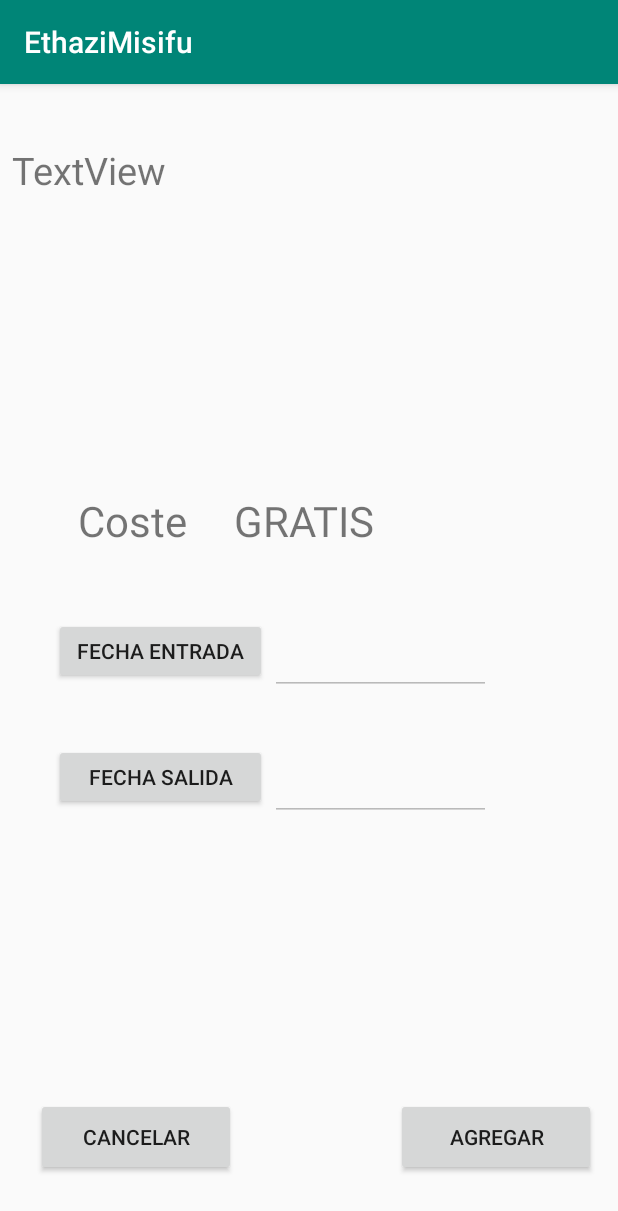
After one commit to UrtziLami/EthaziMisifu, an Android app: the Reserva screen opened directly, with no data from a screen before it, on a phone screen of 412 x 824 dp. The commit adds this screen. Shown: the top 1211 px of the screen. Run offline under Robolectric (Android 15) with nearby library versions, the phone set to English and light mode, and no system bars; network calls fail.

Commit message:
Ventana reserva
Pues eso

```diff
--- a/EthaziMisifu/app/src/main/AndroidManifest.xml
+++ b/EthaziMisifu/app/src/main/AndroidManifest.xml
@@ -15,7 +15,9 @@
         android:supportsRtl="true"
         android:theme="@style/AppTheme"
         android:usesCleartextTraffic="true">
-        <activity android:name=".Lista"></activity>
+        <activity android:name=".Reserva"></activity>
+        <activity android:name=".Registro" />
+        <activity android:name=".Lista" />
         <activity android:name=".LocationComponentActivity" />
         <activity android:name=".Menu" />
         <activity android:name=".MainActivity">
--- /dev/null
+++ b/EthaziMisifu/app/src/main/java/com/example/ethazimisifu/Reserva.java
@@ -0,0 +1,75 @@
+package com.example.ethazimisifu;
+
+import androidx.appcompat.app.AppCompatActivity;
+
+import android.app.DatePickerDialog;
+import android.os.Bundle;
+import android.view.View;
+import android.widget.DatePicker;
+import android.widget.EditText;
+
+import java.util.Calendar;
+
+public class Reserva extends AppCompatActivity {
+
+    private int mYear, mMonth, mDay;
+
+    private EditText txtDate, txtDate2;
+
+    @Override
+    protected void onCreate(Bundle savedInstanceState) {
+        setContentView(R.layout.activity_reserva);
+        super.onCreate(savedInstanceState);
+
+        txtDate = (EditText)findViewById(R.id.etFecha);
+        txtDate.setEnabled(false);
+
+        txtDate2 = (EditText)findViewById(R.id.etFecha2);
+        txtDate2.setEnabled(false);
+    }
+
+    public void abrirCalendar(View v){
+        final Calendar c = Calendar.getInstance();
+        mYear = c.get(Calendar.YEAR);
+        mMonth = c.get(Calendar.MONTH);
+        mDay = c.get(Calendar.DAY_OF_MONTH);
+
+
+        DatePickerDialog datePickerDialog = new DatePickerDialog(this,
+                new DatePickerDialog.OnDateSetListener() {
+
+                    @Override
+                    public void onDateSet(DatePicker view, int year,
+                                          int monthOfYear, int dayOfMonth) {
+
+                        txtDate.setText(dayOfMonth + "-" + (monthOfYear + 1) + "-" + year);
+
+                    }
+                }, mYear, mMonth, mDay);
+        datePickerDialog.getDatePicker().setMinDate(Calendar.getInstance().getTime().getTime());
+        datePickerDialog.show();
+    }
+
+    public void abrirCalendar2(View v){
+        final Calendar c = Calendar.getInstance();
+        mYear = c.get(Calendar.YEAR);
+        mMonth = c.get(Calendar.MONTH);
+        mDay = c.get(Calendar.DAY_OF_MONTH);
+
+
+        DatePickerDialog datePickerDialog = new DatePickerDialog(this,
+                new DatePickerDialog.OnDateSetListener() {
+
+                    @Override
+                    public void onDateSet(DatePicker view, int year,
+                                          int monthOfYear, int dayOfMonth) {
+
+                        txtDate.setText(dayOfMonth + "-" + (monthOfYear + 1) + "-" + year);
+
+                    }
+                }, mYear, mMonth, mDay);
+        datePickerDialog.getDatePicker().setMinDate(Calendar.getInstance().getTime().getTime());
+        datePickerDialog.show();
+    }
+
+}
--- /dev/null
+++ b/EthaziMisifu/app/src/main/res/layout/activity_reserva.xml
@@ -0,0 +1,120 @@
+<?xml version="1.0" encoding="utf-8"?>
+<androidx.constraintlayout.widget.ConstraintLayout xmlns:android="http://schemas.android.com/apk/res/android"
+    xmlns:app="http://schemas.android.com/apk/res-auto"
+    xmlns:tools="http://schemas.android.com/tools"
+    android:layout_width="match_parent"
+    android:layout_height="match_parent"
+    tools:context=".Reserva">
+
+    <Button
+        android:id="@+id/fecha"
+        android:layout_width="142dp"
+        android:layout_height="44dp"
+        android:layout_marginStart="36dp"
+        android:layout_marginTop="440dp"
+        android:onClick="abrirCalendar"
+        android:text="@string/fecha_salida"
+        app:layout_constraintStart_toStartOf="parent"
+        app:layout_constraintTop_toTopOf="parent" />
+
+    <EditText
+        android:id="@+id/etFecha2"
+        android:layout_width="147dp"
+        android:layout_height="51dp"
+        android:layout_marginStart="180dp"
+        android:layout_marginTop="440dp"
+        android:ems="10"
+        android:inputType="textPersonName"
+        app:layout_constraintStart_toStartOf="parent"
+        app:layout_constraintTop_toTopOf="parent" />
+
+    <Button
+        android:id="@+id/button2"
+        android:layout_width="133dp"
+        android:layout_height="52dp"
+        android:layout_marginStart="264dp"
+        android:layout_marginBottom="40dp"
+        android:text="Agregar"
+        app:layout_constraintBottom_toBottomOf="parent"
+        app:layout_constraintStart_toStartOf="parent" />
+
+    <Button
+        android:id="@+id/button"
+        android:layout_width="133dp"
+        android:layout_height="52dp"
+        android:layout_marginStart="24dp"
+        android:layout_marginBottom="40dp"
+        android:text="Cancelar"
+        app:layout_constraintBottom_toBottomOf="parent"
+        app:layout_constraintStart_toStartOf="parent" />
+
+    <Button
+        android:id="@+id/Fecha"
+        android:layout_width="142dp"
+        android:layout_height="44dp"
+        android:layout_marginStart="36dp"
+        android:layout_marginTop="356dp"
+        android:onClick="abrirCalendar"
+        android:text="@string/fecha"
+        app:layout_constraintStart_toStartOf="parent"
+        app:layout_constraintTop_toTopOf="parent" />
+
+    <EditText
+        android:id="@+id/etFecha"
+        android:layout_width="147dp"
+        android:layout_height="51dp"
+        android:layout_marginStart="180dp"
+        android:layout_marginTop="356dp"
+        android:ems="10"
+        android:inputType="textPersonName"
+        app:layout_constraintStart_toStartOf="parent"
+        app:layout_constraintTop_toTopOf="parent" />
+
+    <TextView
+        android:id="@+id/txtPrice"
+        android:layout_width="105dp"
+        android:layout_height="43dp"
+        android:layout_marginStart="52dp"
+        android:layout_marginTop="272dp"
+        android:text="Coste"
+        android:textSize="28sp"
+        app:layout_constraintStart_toStartOf="parent"
+        app:layout_constraintTop_toTopOf="parent" />
+
+    <TextView
+        android:id="@+id/txtPrecio"
+        android:layout_width="177dp"
+        android:layout_height="52dp"
+        android:layout_marginStart="156dp"
+        android:layout_marginTop="272dp"
+        android:text="GRATIS"
+        android:textSize="28sp"
+        app:layout_constraintStart_toStartOf="parent"
+        app:layout_constraintTop_toTopOf="parent" />
+
+    <TextView
+        android:id="@+id/txtNombre"
+        android:layout_width="391dp"
+        android:layout_height="68dp"
+        android:layout_marginStart="8dp"
+        android:layout_marginTop="40dp"
+        android:text="TextView"
+        android:textSize="25sp"
+        app:layout_constraintStart_toStartOf="parent"
+        app:layout_constraintTop_toTopOf="parent" />
+
+    <ScrollView
+        android:layout_width="390dp"
+        android:layout_height="120dp"
+        android:layout_marginStart="8dp"
+        android:layout_marginTop="116dp"
+        app:layout_constraintStart_toStartOf="parent"
+        app:layout_constraintTop_toTopOf="parent">
+
+        <LinearLayout
+            android:layout_width="match_parent"
+            android:layout_height="wrap_content"
+            android:orientation="vertical" />
+    </ScrollView>
+
+</androidx.constraintlayout.widget.ConstraintLayout>
--- a/EthaziMisifu/app/src/main/res/menu/filtro.xml
+++ b/EthaziMisifu/app/src/main/res/menu/filtro.xml
@@ -4,6 +4,10 @@
     <item
         android:id="@+id/rural"
         android:title="Mostrar casas rurales"/>
+
+    <item
+        android:id="@+id/Agroturismos"
+        android:title="Mostrar groturismos"/>
 
     <item
         android:id="@+id/albergues"
--- a/EthaziMisifu/app/src/main/res/values/strings.xml
+++ b/EthaziMisifu/app/src/main/res/values/strings.xml
@@ -27,5 +27,10 @@
         <item>Gipuzkoa</item>
     </string-array>
     <string name="contrase_a">Contraseña</string>
+    <string name="nombre_y_apellidos">Nombre y apellidos</string>
+    <string name="filtro_avanzado">Filtro avanzado</string>
+    <string name="fecha">Fecha entrada</string>
+    <string name="textview">TextView</string>
+    <string name="fecha_salida">Fecha salida</string>
 
 </resources>
```
Also changed, not shown: EthaziMisifu/app/src/main/java/com/example/ethazimisifu/Consultas.java (+45 -1 lines), EthaziMisifu/app/src/main/java/com/example/ethazimisifu/Lista.java (+58 -2 lines), EthaziMisifu/app/src/main/java/com/example/ethazimisifu/MainActivity.java (+14 -69 lines), EthaziMisifu/app/src/main/java/com/example/ethazimisifu/Registro.java (added, +161 -0 lines), EthaziMisifu/app/src/main/res/layout/activity_registro.xml (added, +63 -0 lines), EthaziMisifu/app/src/main/res/layout/custom_dialogo.xml (+69 -43 lines).
